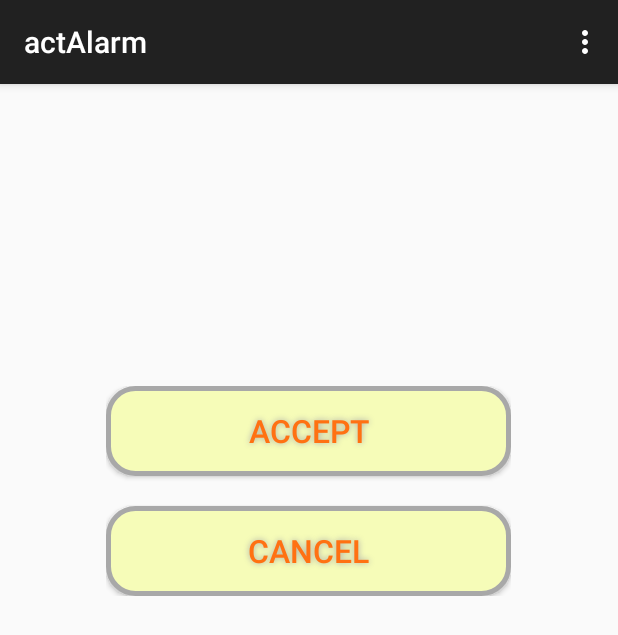
After one commit to CE-KMITL-OOAD-2015/Move-and-Move-Alarm, an Android app: the actAlarm screen opened directly, with no data from a screen before it, on a phone screen of 412 x 824 dp. The commit adds this screen. Shown: the top 635 px of the screen. Run offline under Robolectric (Android 15) with nearby library versions, the phone set to English and light mode, and no system bars.

Commit message:
add accept activity page

```diff
--- a/MAMTv1/app/src/main/AndroidManifest.xml
+++ b/MAMTv1/app/src/main/AndroidManifest.xml
@@ -20,6 +20,10 @@
             android:name=".Activity"
             android:label="@string/title_activity_" >
         </activity>
+        <activity
+            android:name=".actAlarm"
+            android:label="@string/title_activity_act_alarm" >
+        </activity>
     </application>
 
 </manifest>
--- /dev/null
+++ b/MAMTv1/app/src/main/java/com/fatel/mamtv1/actAlarm.java
@@ -0,0 +1,49 @@
+package com.fatel.mamtv1;
+
+import android.content.Intent;
+import android.support.v7.app.AppCompatActivity;
+import android.os.Bundle;
+import android.view.Menu;
+import android.view.MenuItem;
+import android.view.View;
+
+public class actAlarm extends AppCompatActivity {
+
+    @Override
+    protected void onCreate(Bundle savedInstanceState) {
+        super.onCreate(savedInstanceState);
+        setContentView(R.layout.activity_act_alarm);
+    }
+
+    @Override
+    public boolean onCreateOptionsMenu(Menu menu) {
+        // Inflate the menu; this adds items to the action bar if it is present.
+        getMenuInflater().inflate(R.menu.menu_act_alarm, menu);
+        return true;
+    }
+
+    @Override
+    public boolean onOptionsItemSelected(MenuItem item) {
+        // Handle action bar item clicks here. The action bar will
+        // automatically handle clicks on the Home/Up button, so long
+        // as you specify a parent activity in AndroidManifest.xml.
+        int id = item.getItemId();
+
+        //noinspection SimplifiableIfStatement
+        if (id == R.id.action_settings) {
+            return true;
+        }
+
+        return super.onOptionsItemSelected(item);
+    }
+
+    public void linkActivity(View view){
+        Intent intent = new Intent(this, Activity.class);
+        startActivity(intent);
+    }
+
+    public void linkHome(View view){
+        Intent intent = new Intent(this, MainActivity.class);
+        startActivity(intent);
+    }
+}
--- /dev/null
+++ b/MAMTv1/app/src/main/res/drawable/buttonshape2.xml
@@ -0,0 +1,24 @@
+<?xml version="1.0" encoding="utf-8"?>
+<shape xmlns:android="http://schemas.android.com/apk/res/android"
+    android:shape="rectangle" >
+    <corners
+        android:radius="18dp"
+        />
+    <solid
+        android:color="#F6FCB8"
+        />
+    <padding
+        android:left="0dp"
+        android:top="0dp"
+        android:right="0dp"
+        android:bottom="0dp"
+        />
+    <size
+        android:width="270dp"
+        android:height="60dp"
+        />
+    <stroke
+        android:width="3dp"
+        android:color="#A8A8A8"
+        />
+</shape>
--- /dev/null
+++ b/MAMTv1/app/src/main/res/layout/activity_act_alarm.xml
@@ -0,0 +1,58 @@
+<RelativeLayout xmlns:android="http://schemas.android.com/apk/res/android"
+    xmlns:tools="http://schemas.android.com/tools" android:layout_width="match_parent"
+    android:layout_height="match_parent" android:paddingLeft="@dimen/activity_horizontal_margin"
+    android:paddingRight="@dimen/activity_horizontal_margin"
+    android:paddingTop="@dimen/activity_vertical_margin"
+    android:paddingBottom="@dimen/activity_vertical_margin" tools:context=".actAlarm">
+
+
+    <LinearLayout
+        android:id="@+id/LaIn"
+        android:orientation="horizontal"
+        android:layout_centerHorizontal="true"
+        android:layout_width="wrap_content"
+        android:layout_height="wrap_content"
+        android:layout_marginTop="185dp"
+        >
+
+        <LinearLayout
+            android:orientation="vertical"
+            android:layout_centerVertical="true"
+            android:layout_width="wrap_content"
+            android:layout_height="wrap_content">
+
+            <Button
+                android:id="@+id/apt"
+                android:layout_width="wrap_content"
+                android:layout_height="wrap_content"
+                android:text = "Accept"
+                android:textSize="21dp"
+                android:textColor="#FF7112"
+
+                android:background="@drawable/buttonshape2"
+                android:shadowColor="#A8A8A8"
+                android:shadowDx="0"
+                android:shadowDy="0"
+                android:shadowRadius="5"
+                android:onClick="linkActivity"/>
+            <Button
+                android:id="@+id/can"
+                android:layout_marginTop="20dp"
+                android:layout_width="wrap_content"
+                android:layout_height="wrap_content"
+                android:layout_below="@id/apt"
+                android:text ="Cancel"
+                android:textSize="21dp"
+                android:textColor="#FF7112"
+
+                android:background="@drawable/buttonshape2"
+                android:shadowColor="#A8A8A8"
+                android:shadowDx="0"
+                android:shadowDy="0"
+                android:shadowRadius="5"
+                android:onClick="linkHome"/>
+        </LinearLayout>
+    </LinearLayout>
+
+
+</RelativeLayout>
--- /dev/null
+++ b/MAMTv1/app/src/main/res/menu/menu_act_alarm.xml
@@ -0,0 +1,6 @@
+<menu xmlns:android="http://schemas.android.com/apk/res/android"
+    xmlns:app="http://schemas.android.com/apk/res-auto"
+    xmlns:tools="http://schemas.android.com/tools" tools:context="com.fatel.mamtv1.actAlarm">
+    <item android:id="@+id/action_settings" android:title="@string/action_settings"
+        android:orderInCategory="100" app:showAsAction="never" />
+</menu>
--- a/MAMTv1/app/src/main/res/values/strings.xml
+++ b/MAMTv1/app/src/main/res/values/strings.xml
@@ -10,4 +10,5 @@
 <!-- TODO: Remove or change this placeholder text -->
     <string name="hello_blank_fragment">Hello blank fragment</string>
     <string name="title_activity_">Activity</string>
+    <string name="title_activity_act_alarm">actAlarm</string>
 </resources>
```
